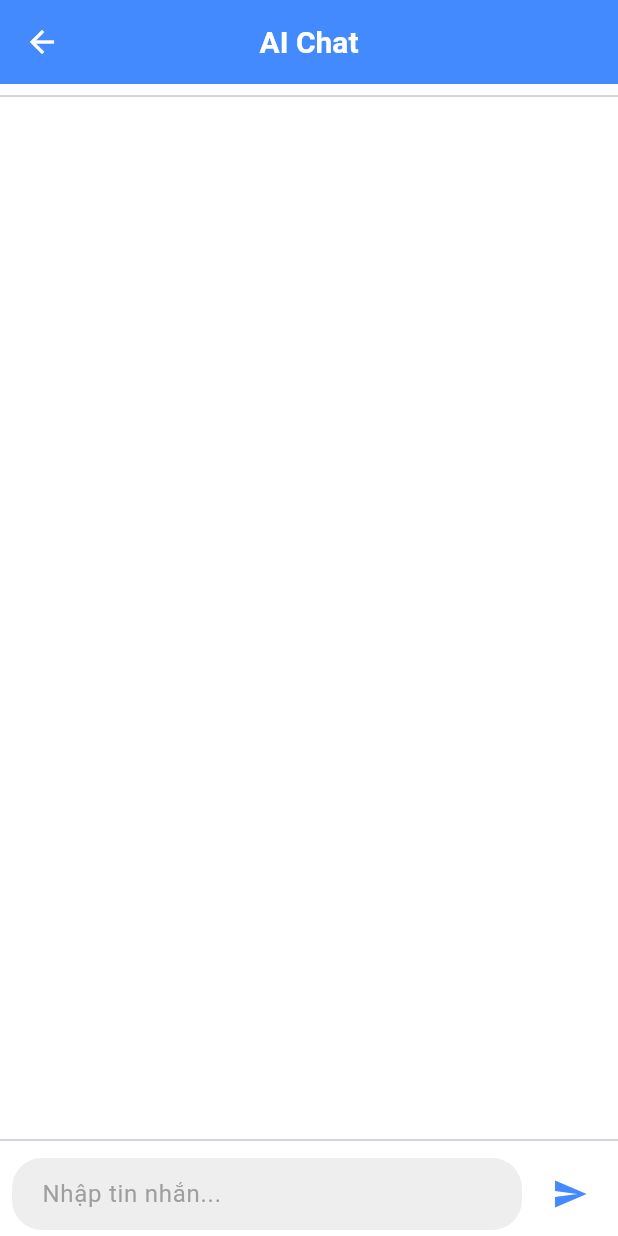
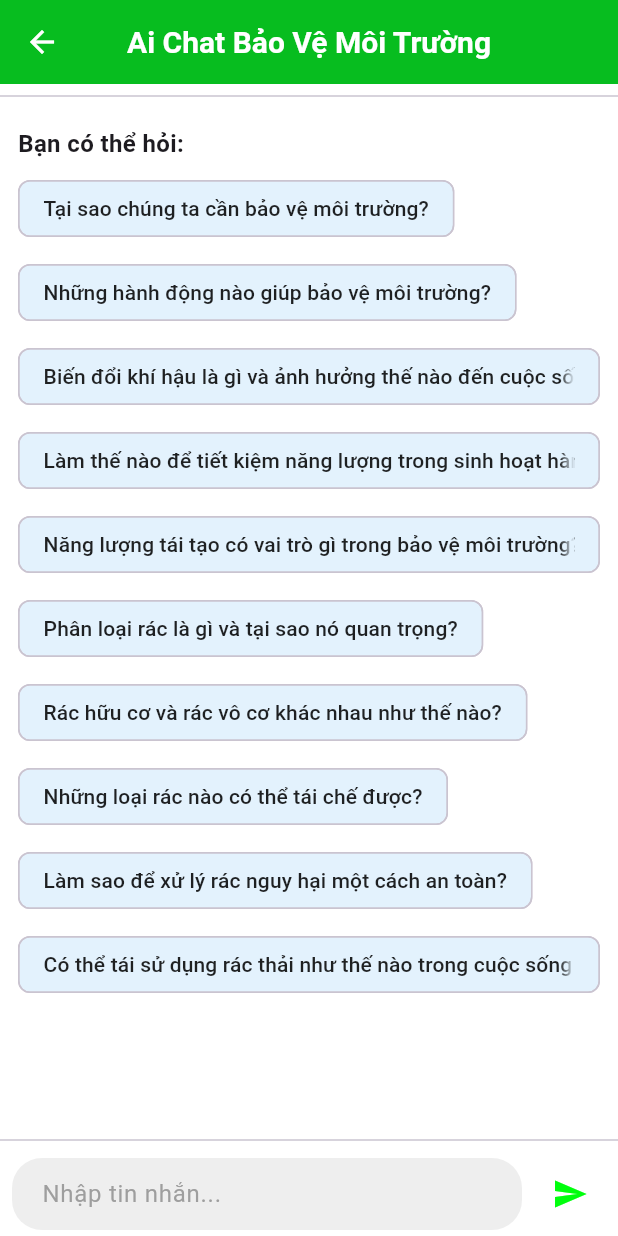
Before and after one commit to NghiLam1106/Garbage-classification-AI, a Flutter app: the ChatScreen screen opened by its route, after a tap on the "send" icon, on a phone screen of 412 x 824 dp. Run offline on Flutter 3.47's test engine with Material 3 defaults, Android fonts, the light colour scheme and no system bars; our stand-ins replace cloud_firestore, firebase_auth, firebase_core, google_sign_in, image_picker; missing offline and left inert: pay; accounts and stored records are empty; statements that could not run were skipped.

Commit message:
update chatbot UI

```diff
--- a/UI/lib/Screens/ChatBotScreen/chatScreen.dart
+++ b/UI/lib/Screens/ChatBotScreen/chatScreen.dart
@@ -15,10 +15,51 @@ class _ChatScreenState extends State<ChatScreen> {
   final TextEditingController _controller = TextEditingController();
   final List<Map<String, String>> _messages = [];
   final GeminiService _gemini = GeminiService();
+  static const List<String> _financeKeywords = [
+    // Bảo vệ môi trường
+    'môi trường', 'bảo vệ môi trường', 'biến đổi khí hậu', 'ô nhiễm', 'tái chế',
+    'tiết kiệm năng lượng', 'năng lượng tái tạo', 'trồng cây',
+    'hạn chế rác thải',
+    'bảo tồn thiên nhiên', 'phát triển bền vững',
+
+    // Phân loại rác thải
+    'rác thải', 'phân loại rác', 'rác hữu cơ', 'rác vô cơ', 'rác tái chế',
+    'rác nguy hại', 'rác sinh hoạt', 'xử lý rác thải', 'thu gom rác',
+    'tái sử dụng',
+  ];
+static const List<String> _suggestedQuestions = [
+  // Câu hỏi về bảo vệ môi trường
+  'Tại sao chúng ta cần bảo vệ môi trường?',
+  'Những hành động nào giúp bảo vệ môi trường?',
+  'Biến đổi khí hậu là gì và ảnh hưởng thế nào đến cuộc sống?',
+  'Làm thế nào để tiết kiệm năng lượng trong sinh hoạt hàng ngày?',
+  'Năng lượng tái tạo có vai trò gì trong bảo vệ môi trường?',
+
+  // Câu hỏi về phân loại rác thải
+  'Phân loại rác là gì và tại sao nó quan trọng?',
+  'Rác hữu cơ và rác vô cơ khác nhau như thế nào?',
+  'Những loại rác nào có thể tái chế được?',
+  'Làm sao để xử lý rác nguy hại một cách an toàn?',
+  'Có thể tái sử dụng rác thải như thế nào trong cuộc sống hàng ngày?',
+];
 
   void _sendMessage() async {
   final input = _controller.text.trim();
   if (input.isEmpty) return;
+
+  // Kiểm tra nếu không chứa từ khóa liên quan
+  final lowerInput = input.toLowerCase();
+  final isRelevant = _financeKeywords.any((keyword) => lowerInput.contains(keyword));
+
+  if (!isRelevant) {
+    ScaffoldMessenger.of(context).showSnackBar(
+      SnackBar(
+        content: const Text('Câu hỏi không liên quan đến môi trường hoặc phân loại rác thải.'),
+        backgroundColor: Colors.redAccent,
+      ),
+    );
+    return;
+  }
 
   setState(() {
     _messages.add({"role": "user", "content": input});
@@ -31,7 +72,6 @@ class _ChatScreenState extends State<ChatScreen> {
     _messages.add({"role": "ai", "content": reply});
   });
 }
-
   @override
   void dispose() {
     _controller.dispose();
@@ -40,12 +80,14 @@ class _ChatScreenState extends State<ChatScreen> {
 
   @override
   Widget build(BuildContext context) {
-    final isDarkMode = MediaQuery.of(context).platformBrightness == Brightness.dark; // Thêm dòng này để xác định chế độ tối/sáng
+    final isDarkMode = MediaQuery.of(context).platformBrightness ==
+        Brightness.dark; // Thêm dòng này để xác định chế độ tối/sáng
 
     return Scaffold(
       appBar: AppBar(
-        title: const Text('AI Chat'),
-        backgroundColor: isDarkMode ? const Color(0xFF1E1E1E) : Colors.blueAccent,
+        title: const Text('Ai Chat Bảo Vệ Môi Trường'),
+        backgroundColor:
+            isDarkMode ? const Color(0xFF1E1E1E) : const Color.fromARGB(255, 7, 189, 31),
         titleTextStyle: TextStyle(
           color: Colors.white,
           fontSize: 20,
@@ -58,6 +100,39 @@ class _ChatScreenState extends State<ChatScreen> {
       body: Column(
         children: [
           const Divider(),
+            if (_messages.isEmpty)
+      Padding(
+        padding: const EdgeInsets.all(12.0),
+        child: Column(
+          crossAxisAlignment: CrossAxisAlignment.start,
+          children: [
+            const Text(
+              'Bạn có thể hỏi:',
+              style: TextStyle(fontWeight: FontWeight.bold, fontSize: 16),
+            ),
+            const SizedBox(height: 8),
+            Wrap(
+              spacing: 8,
+              runSpacing: 8,
+              children: _suggestedQuestions.map((question) {
+                return ActionChip(
+                  label: Text(question),
+                  onPressed: () {
+                    _controller.text = question;
+                    _sendMessage();
+                  },
+                  backgroundColor: isDarkMode
+                      ? Colors.blueGrey[700]
+                      : Colors.blue[50],
+                  labelStyle: TextStyle(
+                    color: isDarkMode ? Colors.white : Colors.black87,
+                  ),
+                );
+              }).toList(),
+            ),
+          ],
+        ),
+      ),
           Expanded(
             child: ListView.builder(
               padding: const EdgeInsets.all(8),
@@ -71,31 +146,47 @@ class _ChatScreenState extends State<ChatScreen> {
                 final userAvatar = "";
 
                 return Align(
-                  alignment: isUser ? Alignment.centerRight : Alignment.centerLeft,
+                  alignment:
+                      isUser ? Alignment.centerRight : Alignment.centerLeft,
                   child: Container(
                     margin: const EdgeInsets.symmetric(vertical: 4),
                     child: Row(
                       crossAxisAlignment: CrossAxisAlignment.start,
-                      mainAxisAlignment: isUser ? MainAxisAlignment.end : MainAxisAlignment.start,
+                      mainAxisAlignment: isUser
+                          ? MainAxisAlignment.end
+                          : MainAxisAlignment.start,
                       children: [
                         if (!isUser)
                           CircleAvatar(
                             radius: 18,
-                            backgroundImage: (userAvatar != null && userAvatar.isNotEmpty)
+                            backgroundImage:
+                                (userAvatar != null && userAvatar.isNotEmpty)
                                     ? NetworkImage(userAvatar)
                                     : null,
-                            backgroundColor: isDarkMode ? Colors.grey[700] : Colors.grey,
+                            backgroundColor:
+                                isDarkMode ? Colors.grey[700] : Colors.grey,
                             child: (userAvatar == null || userAvatar.isEmpty)
-                                ? const Icon(Icons.person, color: Colors.white, size: 18)
+                           ? ClipOval(
+        child: Image.asset(
+          'assets/image.png',
+          width: 36,
+          height: 36,
+          fit: BoxFit.cover,
+        ),
+      )
     : null,
                           )
                         else
                           CircleAvatar(
                             radius: 18,
-                            backgroundImage: userAvatar != null ? NetworkImage(userAvatar) : null,
-                            backgroundColor: isDarkMode ? Colors.grey[700] : Colors.grey,
+                            backgroundImage: userAvatar != null
+                                ? NetworkImage(userAvatar)
+                                : null,
+                            backgroundColor:
+                                isDarkMode ? Colors.grey[700] : Colors.grey,
                             child: userAvatar == null
-                                ? const Icon(Icons.person, color: Colors.white, size: 18)
+                                ? const Icon(Icons.person,
+                                    color: Colors.white, size: 18)
                                 : null,
                           ),
                         const SizedBox(width: 6),
@@ -104,8 +195,12 @@ class _ChatScreenState extends State<ChatScreen> {
                             padding: const EdgeInsets.all(12),
                             decoration: BoxDecoration(
                               color: isUser
-                                  ? (isDarkMode ? Colors.blueGrey[700] : Colors.blue[100])
-                                  : (isDarkMode ? Colors.grey[800] : Colors.grey[200]),
+                                  ? (isDarkMode
+                                      ? Colors.blueGrey[700]
+                                      : Colors.blue[100])
+                                  : (isDarkMode
+                                      ? Colors.grey[800]
+                                      : Colors.grey[200]),
                               borderRadius: BorderRadius.only(
                                 topLeft: const Radius.circular(16),
                                 topRight: const Radius.circular(16),
@@ -117,19 +212,25 @@ class _ChatScreenState extends State<ChatScreen> {
                               crossAxisAlignment: CrossAxisAlignment.start,
                               children: [
                                 Text(
-                                  isUser ? userName : 'FinBot 🤖',
+                                  isUser ? userName : 'GARBAGE CLASSIFICATION AI',
                                   style: TextStyle(
                                     fontWeight: FontWeight.bold,
                                     color: isUser
-                                        ? (isDarkMode ? Colors.white : Colors.blueGrey)
-                                        : (isDarkMode ? Colors.white : Colors.deepPurple),
+                                        ? (isDarkMode
+                                            ? Colors.white
+                                            : Colors.blueGrey)
+                                        : (isDarkMode
+                                            ? Colors.white
+                                            : Colors.deepPurple),
                                   ),
                                 ),
                                 const SizedBox(height: 4),
                                 Text(
                                   message['content'] ?? '',
                                   style: TextStyle(
-                                    color: isDarkMode ? Colors.white70 : Colors.black87,
+                                    color: isDarkMode
+                                        ? Colors.white70
+                                        : Colors.black87,
                                   ),
                                 ),
                               ],
@@ -151,17 +252,21 @@ class _ChatScreenState extends State<ChatScreen> {
                 Expanded(
                   child: TextField(
                     controller: _controller,
-                    style: TextStyle(color: isDarkMode ? Colors.white : Colors.black),
+                    style: TextStyle(
+                        color: isDarkMode ? Colors.white : Colors.black),
                     decoration: InputDecoration(
                       hintText: 'Nhập tin nhắn...',
-                      hintStyle: TextStyle(color: isDarkMode ? Colors.white70 : Colors.grey),
+                      hintStyle: TextStyle(
+                          color: isDarkMode ? Colors.white70 : Colors.grey),
                       filled: true,
-                      fillColor: isDarkMode ? Colors.grey[800] : Colors.grey[200],
+                      fillColor:
+                          isDarkMode ? Colors.grey[800] : Colors.grey[200],
                       border: OutlineInputBorder(
                         borderRadius: BorderRadius.circular(20),
                         borderSide: BorderSide.none,
                       ),
-                      contentPadding: const EdgeInsets.symmetric(horizontal: 16, vertical: 10),
+                      contentPadding: const EdgeInsets.symmetric(
+                          horizontal: 16, vertical: 10),
                     ),
                     onSubmitted: (_) => _sendMessage(),
                   ),
@@ -169,7 +274,7 @@ class _ChatScreenState extends State<ChatScreen> {
                 const SizedBox(width: 8),
                 IconButton(
                   icon: const Icon(Icons.send),
-                  color: Colors.blueAccent,
+                  color: const Color.fromARGB(255, 0, 255, 13),
                   onPressed: _sendMessage,
                 ),
               ],
```
Also changed, not shown: UI/assets/image.png (added), UI/pubspec.lock. Lines whose indentation alone changed are shown as unchanged.
